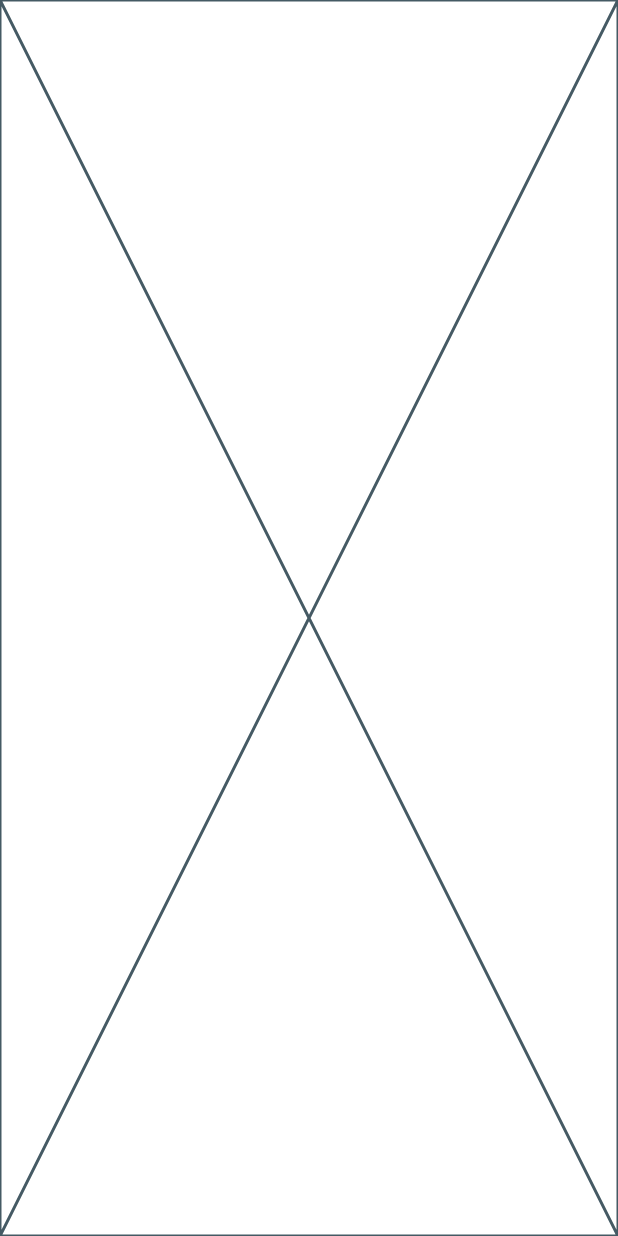
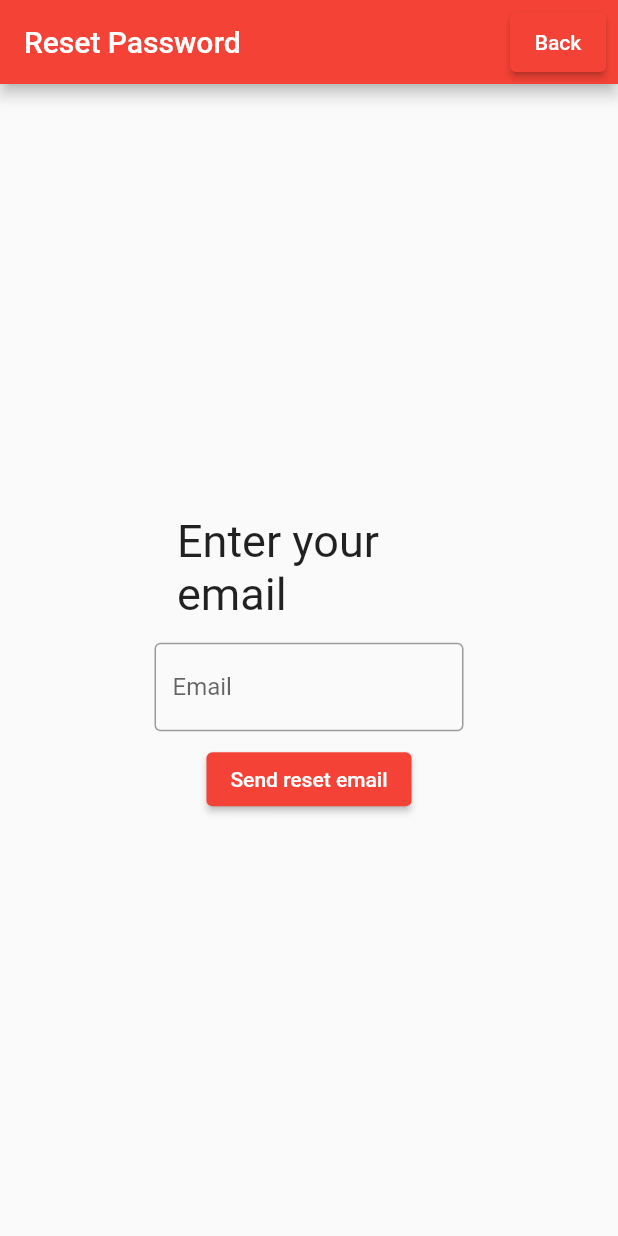
Before and after one commit to jonas-la/csce315_project3_13, a Flutter app: the screen it shows after launch, after a tap on "Create account", after a tap on "Back", after a tap on "Reset password", on a phone screen of 412 x 824 dp. Run offline on Flutter 3.47's test engine with Material 2 defaults, Android fonts, the phone set to English and light mode, and no system bars; our stand-ins replace cloud_functions, firebase_auth, firebase_core; accounts and stored records are empty; network calls fail.

Commit message:
Changed reset password to it's completed version

```diff
--- a/lib/GUI/Pages/Login/Win_Reset_Password.dart
+++ b/lib/GUI/Pages/Login/Win_Reset_Password.dart
@@ -1,3 +1,5 @@
+import 'package:csce315_project3_13/GUI/Pages/Login/Win_Login.dart';
+import 'package:csce315_project3_13/Services/login_helper.dart';
 import 'package:flutter/material.dart';
 
 
@@ -10,8 +12,94 @@ class Win_Reset_Password extends StatefulWidget {
 }
 
 class _Win_Reset_PasswordState extends State<Win_Reset_Password> {
+
+  String _page_name = "Reset Password";
+
+  late TextEditingController _email_controller;
+
+
+  login_helper _login_helper_instance = login_helper();
+
+
+  void _reset_password({required String user_email, required BuildContext context})async{
+    await _login_helper_instance.reset_password(user_email: user_email, context: context);
+    Navigator.pushReplacementNamed(context, Win_Login.route);
+  }
+
+  @override
+  void initState() {
+    super.initState();
+    _email_controller = TextEditingController();
+
+  }
+
+  @override
+  void dispose() {
+    _email_controller.dispose();
+    super.dispose();
+  }
+
+
   @override
   Widget build(BuildContext context) {
-    return const Placeholder();
+    return Scaffold(
+      appBar: AppBar(
+        title: Text(_page_name),
+        actions: [
+
+          Padding(
+            padding: const EdgeInsets.all(8.0),
+            child: ElevatedButton(onPressed: (){
+              Navigator.pushReplacementNamed(context, Win_Login.route);
+            }, child: const Text("Back")),
+          ),
+
+        ],
+      ),
+      body: Center(
+        child: Container(
+          width: MediaQuery.of(context).size.width/2,
+          child: Column(
+            mainAxisAlignment: MainAxisAlignment.center,
+            children: <Widget>[
+
+              const Padding(
+                padding: EdgeInsets.all(15.0),
+                child: Text(
+                  'Enter your email',
+                  style: TextStyle(
+                    fontSize: 30,
+                  ),
+                ),
+              ),
+
+              TextField(
+                controller: _email_controller,
+                onSubmitted: (my_text){
+                  _reset_password(user_email: _email_controller.text, context: context);
+                },
+                obscureText: false,
+                decoration: const InputDecoration(
+                  border: OutlineInputBorder(),
+                  labelText: 'Email',
+                ),),
+
+
+
+
+              Padding(
+                padding: const EdgeInsets.all(8.0),
+                child: ElevatedButton(onPressed: (){
+                  _reset_password(user_email: _email_controller.text, context: context);
+                }, child: const Text("Send reset email")),
+              ),
+
+
+            ],
+          ),
+        ),
+      ),
+      // This trailing comma makes auto-formatting nicer for build methods.
+    );
   }
 }
```
